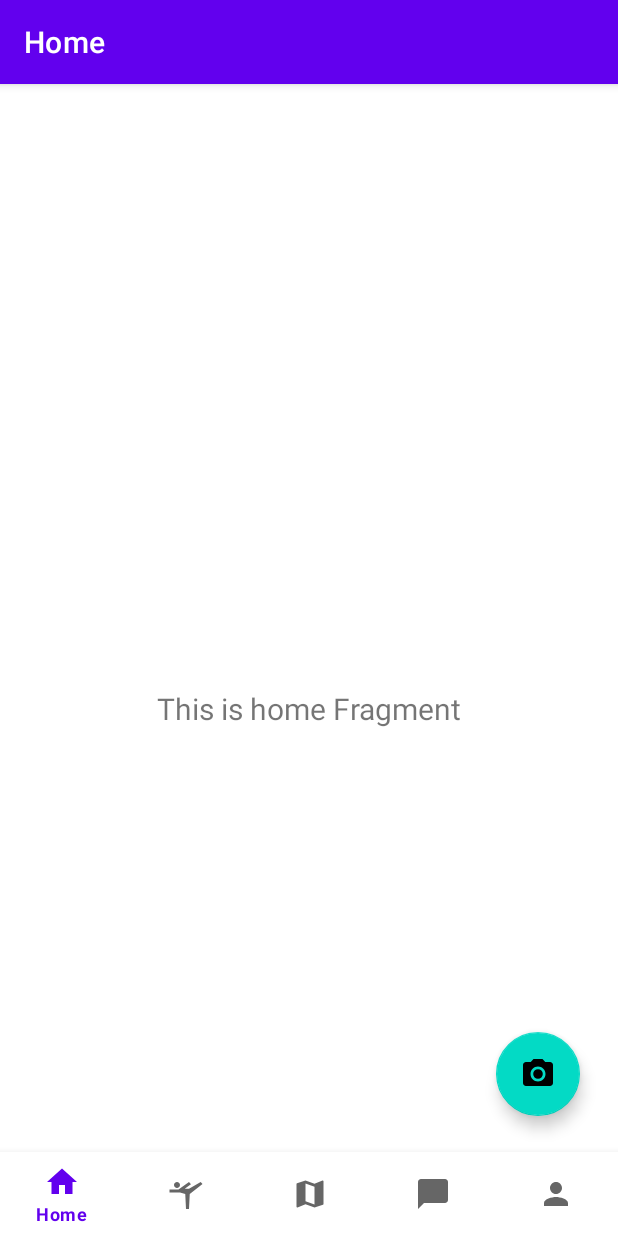
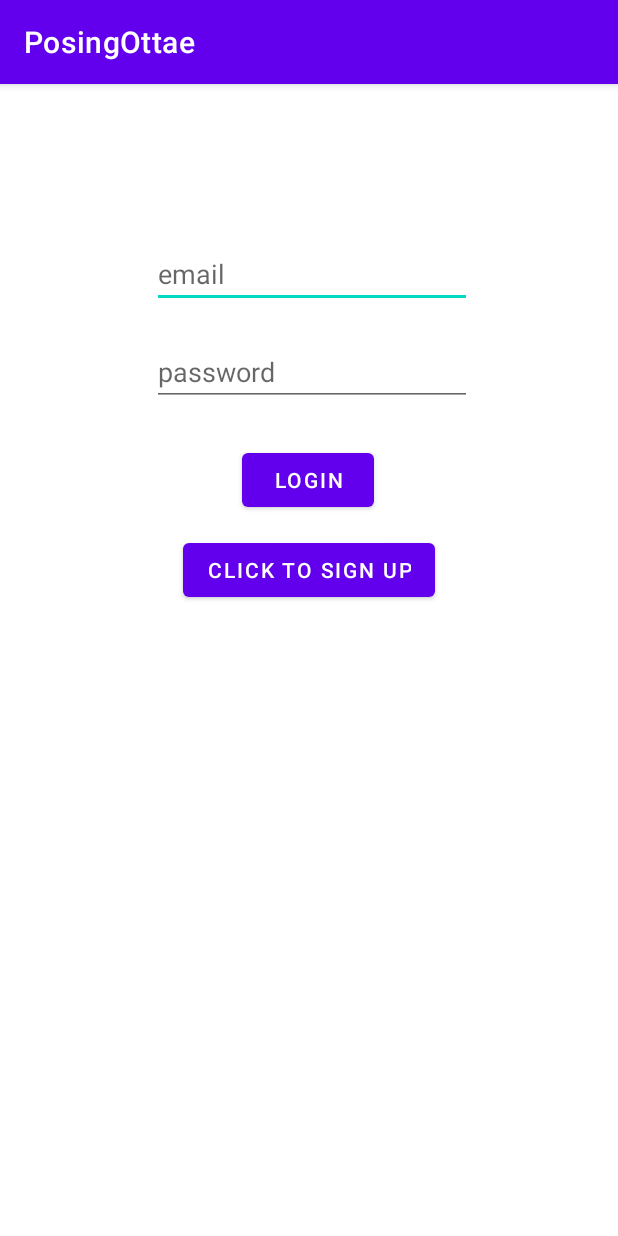
Before and after one commit to jaeyo03/PoisngOttae, an Android app: the screen it shows after launch (MainActivity before the commit, Login after it), on a phone screen of 412 x 824 dp. Run offline under Robolectric (Android 15) with nearby library versions, the phone set to English and light mode, and no system bars; our stand-ins replace Firebase (no records; nobody signed in at launch, a user with empty details on screens opened directly).

Commit message:
진수-로그인 기능 합치기 완료

```diff
--- /dev/null
+++ b/app/src/main/java/com/example/posingottae/login/Login.kt
@@ -0,0 +1,50 @@
+package com.example.posingottae.login
+
+import android.content.Intent
+import android.os.Bundle
+import android.util.Log
+import android.widget.Button
+import androidx.appcompat.app.AppCompatActivity
+import com.example.posingottae.MainActivity
+import com.example.posingottae.R
+import com.example.posingottae.login.SignUp
+import com.google.android.material.textfield.TextInputEditText
+import com.google.firebase.Firebase
+import com.google.firebase.auth.FirebaseAuth
+import com.google.firebase.auth.auth
+
+class Login : AppCompatActivity() {
+    private lateinit var auth: FirebaseAuth
+
+
+    override fun onCreate(savedInstanceState: Bundle?) {
+        super.onCreate(savedInstanceState)
+        setContentView(R.layout.activity_login)
+
+        auth = Firebase.auth
+
+        val loginBtn = findViewById<Button>(R.id.loginBtn)
+        loginBtn.setOnClickListener {
+            val email = findViewById<TextInputEditText>(R.id.emailLogin).text.toString()
+            val password = findViewById<TextInputEditText>(R.id.passwordLogin).text.toString()
+
+            auth.signInWithEmailAndPassword(email,password)
+                .addOnCompleteListener(this) {
+                        task ->
+                    if(task.isSuccessful) {
+                        Log.d("emaillogin","loginWithEmail : success")
+                        val intent = Intent(this, MainActivity::class.java)
+                        startActivity(intent)
+                    }
+                    else {
+                        Log.d("emaillogin","loginWithEmail : failure", task.exception)
+                    }
+                }
+        }
+        val signUpBtn = findViewById<Button>(R.id.signUpBtn)
+        signUpBtn.setOnClickListener {
+            val intent = Intent(this, SignUp::class.java)
+            startActivity(intent)
+        }
+    }
+}
--- /dev/null
+++ b/app/src/main/res/layout/activity_login.xml
@@ -0,0 +1,64 @@
+<?xml version="1.0" encoding="utf-8"?>
+<androidx.constraintlayout.widget.ConstraintLayout
+    xmlns:android="http://schemas.android.com/apk/res/android"
+    xmlns:app="http://schemas.android.com/apk/res-auto"
+    xmlns:tools="http://schemas.android.com/tools"
+    android:layout_width="match_parent"
+    android:layout_height="match_parent">
+
+
+    <Button
+        android:text="login"
+        android:layout_width="wrap_content"
+        android:layout_height="wrap_content"
+        android:id="@+id/loginBtn"
+        android:layout_marginEnd="101dp"
+        app:layout_constraintEnd_toEndOf="parent"
+        app:layout_constraintStart_toStartOf="parent"
+        android:layout_marginStart="101dp"
+        app:layout_constraintHorizontal_bias="0.495" android:layout_marginTop="25dp"
+        app:layout_constraintTop_toBottomOf="@+id/passwordLogin"/>
+    <com.google.android.material.textfield.TextInputEditText
+        android:layout_width="wrap_content"
+        android:layout_height="wrap_content"
+        android:inputType="textEmailAddress"
+        android:ems="10"
+        android:id="@+id/emailLogin"
+        android:hint="email"
+        android:layout_marginEnd="101dp"
+        app:layout_constraintEnd_toEndOf="parent"
+        app:layout_constraintStart_toStartOf="parent"
+        android:layout_marginStart="101dp"
+        app:layout_constraintTop_toTopOf="parent"
+        android:layout_marginTop="104dp"
+        app:layout_constraintHorizontal_bias="0.0"
+        android:layout_marginBottom="10dp"
+        app:layout_constraintBottom_toTopOf="@+id/passwordLogin"
+        app:layout_constraintVertical_bias="0.0" />
+    <com.google.android.material.textfield.TextInputEditText
+        android:layout_width="wrap_content"
+        android:layout_height="wrap_content"
+        android:inputType="textPassword"
+        android:hint="password"
+        android:ems="10"
+        android:id="@+id/passwordLogin"
+        android:layout_marginEnd="101dp"
+        app:layout_constraintEnd_toEndOf="parent"
+        app:layout_constraintStart_toStartOf="parent"
+        android:layout_marginStart="101dp"
+        android:layout_marginBottom="38dp"
+        app:layout_constraintBottom_toTopOf="@+id/loginBtn"
+        app:layout_constraintHorizontal_bias="0.0"
+        android:layout_marginTop="10dp"
+        app:layout_constraintTop_toBottomOf="@+id/emailLogin"/>
+    <Button
+        android:text="Click to Sign Up"
+        android:layout_width="wrap_content"
+        android:layout_height="wrap_content"
+        android:id="@+id/signUpBtn"
+        android:layout_marginTop="12dp"
+        app:layout_constraintTop_toBottomOf="@+id/loginBtn" android:layout_marginEnd="121dp"
+        app:layout_constraintEnd_toEndOf="parent" app:layout_constraintStart_toStartOf="parent"
+        android:layout_marginStart="121dp"/>
+
+</androidx.constraintlayout.widget.ConstraintLayout>
--- a/app/src/main/res/values/strings.xml
+++ b/app/src/main/res/values/strings.xml
@@ -5,4 +5,5 @@
     <string name="title_map">Near Gym</string>
     <string name="title_socialmedia">Social Media</string>
     <string name="title_mypage">My Page</string>
+    <string name="default_web_client_id" translatable="false">1070911644643-ltc3i2ocj4kar4dahcfrnt70oa9anu2l.apps.googleusercontent.com</string>
 </resources>
--- a/build.gradle.kts
+++ b/build.gradle.kts
@@ -1,5 +1,11 @@
+buildscript {
+    dependencies {
+        classpath("com.google.gms:google-services:4.4.0")
+    }
+}
 // Top-level build file where you can add configuration options common to all sub-projects/modules.
 plugins {
     id("com.android.application") version "8.1.1" apply false
     id("org.jetbrains.kotlin.android") version "1.9.0" apply false
+    id("com.google.gms.google-services") version "4.4.0" apply false
 }
```
Also changed, not shown: app/build.gradle.kts (+7 -0 lines), app/src/main/AndroidManifest.xml (+27 -6 lines), app/src/main/java/com/example/posingottae/login/SignUp.kt (added, +62 -0 lines), app/src/main/res/layout/activity_sign_up.xml (added, +56 -0 lines), 1 other file.
